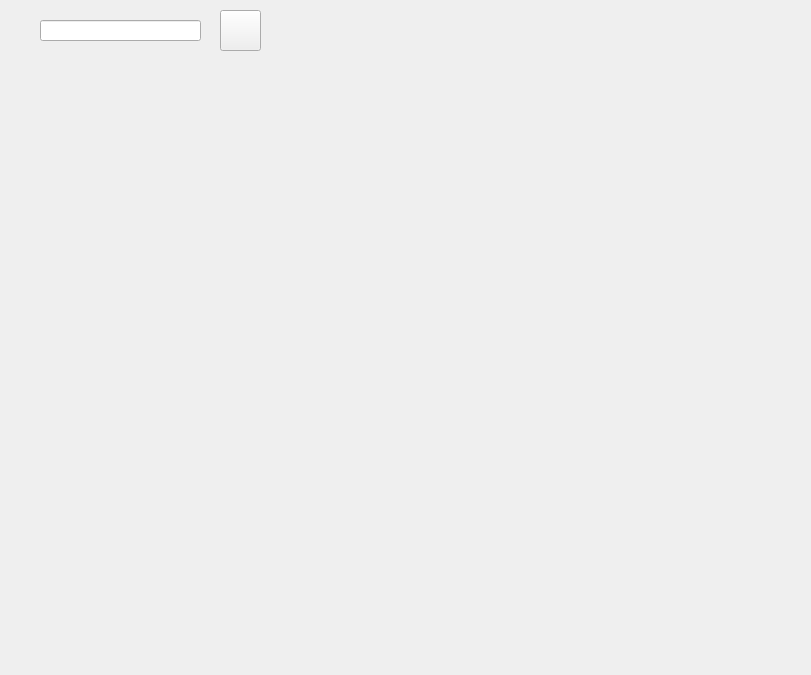
Qt form weather.ui (sisanwu12/QT-project) before a commit.
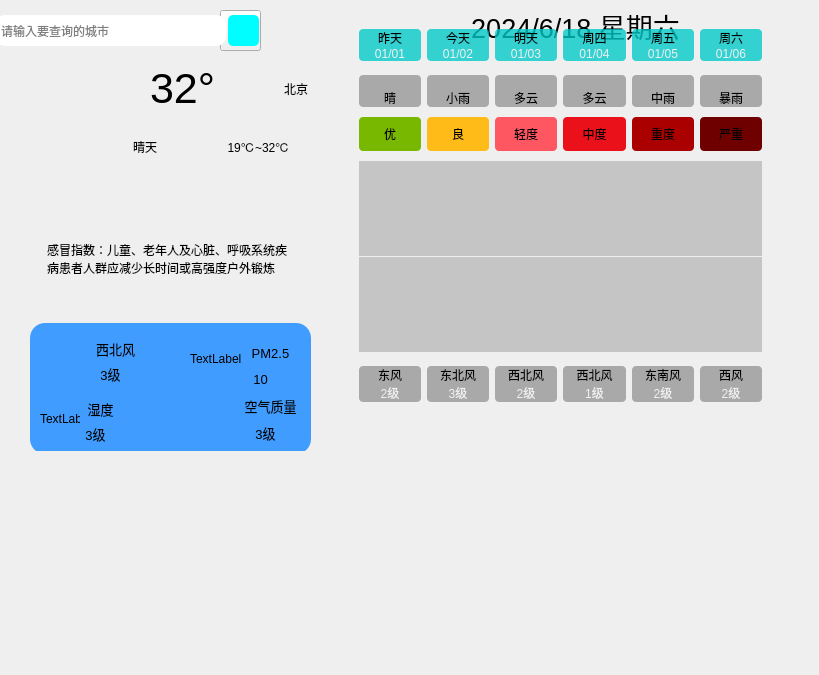
The same form after that commit. Icons and pictures are not drawn.

The edit to the form file:
```diff
--- a/weather.ui
+++ b/weather.ui
@@ -6,7 +6,7 @@
    <rect>
     <x>0</x>
     <y>0</y>
-    <width>811</width>
+    <width>819</width>
     <height>675</height>
    </rect>
   </property>
@@ -36,6 +36,1241 @@
     <string/>
    </property>
   </widget>
+  <widget class="QWidget" name="widget" native="true">
+   <property name="geometry">
+    <rect>
+     <x>-10</x>
+     <y>0</y>
+     <width>831</width>
+     <height>701</height>
+    </rect>
+   </property>
+   <property name="styleSheet">
+    <string notr="true">QWidget#widget{
+	border-image: url(:/res/background.png);
+}
+</string>
+   </property>
+   <widget class="QWidget" name="widget_24" native="true">
+    <property name="geometry">
+     <rect>
+      <x>0</x>
+      <y>0</y>
+      <width>811</width>
+      <height>51</height>
+     </rect>
+    </property>
+    <widget class="QLabel" name="lbDate_4">
+     <property name="geometry">
+      <rect>
+       <x>380</x>
+       <y>5</y>
+       <width>411</width>
+       <height>41</height>
+      </rect>
+     </property>
+     <property name="font">
+      <font>
+       <family>Arial</family>
+       <pointsize>20</pointsize>
+       <bold>false</bold>
+       <kerning>true</kerning>
+      </font>
+     </property>
+     <property name="text">
+      <string>2024/6/18 星期六</string>
+     </property>
+     <property name="alignment">
+      <set>Qt::AlignCenter</set>
+     </property>
+     <property name="openExternalLinks">
+      <bool>false</bool>
+     </property>
+    </widget>
+    <widget class="QLineEdit" name="leCity_4">
+     <property name="geometry">
+      <rect>
+       <x>5</x>
+       <y>15</y>
+       <width>231</width>
+       <height>31</height>
+      </rect>
+     </property>
+     <property name="styleSheet">
+      <string notr="true">background-color: rgba(255, 255, 255, 255);
+border-radius:10px;
+padding:2px 4px</string>
+     </property>
+     <property name="placeholderText">
+      <string>请输入要查询的城市</string>
+     </property>
+    </widget>
+    <widget class="QPushButton" name="btnSearch_4">
+     <property name="geometry">
+      <rect>
+       <x>238</x>
+       <y>15</y>
+       <width>31</width>
+       <height>31</height>
+      </rect>
+     </property>
+     <property name="styleSheet">
+      <string notr="true">border-radius:5px;
+background-color: rgb(0, 253, 255);</string>
+     </property>
+     <property name="text">
+      <string/>
+     </property>
+     <property name="icon">
+      <iconset resource="C:/Users/吴伟城/Desktop/weather/main.qrc">
+       <normaloff>:/res/search.png</normaloff>:/res/search.png</iconset>
+     </property>
+    </widget>
+   </widget>
+   <widget class="QWidget" name="widget_25" native="true">
+    <property name="geometry">
+     <rect>
+      <x>40</x>
+      <y>200</y>
+      <width>342</width>
+      <height>251</height>
+     </rect>
+    </property>
+    <widget class="QLabel" name="lbGaoMao_4">
+     <property name="geometry">
+      <rect>
+       <x>17</x>
+       <y>43</y>
+       <width>241</width>
+       <height>31</height>
+      </rect>
+     </property>
+     <property name="text">
+      <string>感冒指数：儿童、老年人及心脏、呼吸系统疾病患者人群应减少长时间或高强度户外锻炼</string>
+     </property>
+     <property name="wordWrap">
+      <bool>true</bool>
+     </property>
+    </widget>
+    <widget class="QWidget" name="widget_26" native="true">
+     <property name="geometry">
+      <rect>
+       <x>0</x>
+       <y>123</y>
+       <width>281</width>
+       <height>131</height>
+      </rect>
+     </property>
+     <property name="styleSheet">
+      <string notr="true">background-color: rgb(65, 156, 255);
+border-radius: 15px</string>
+     </property>
+     <widget class="QLabel" name="lblQualityTitle_4">
+      <property name="geometry">
+       <rect>
+        <x>210</x>
+        <y>73</y>
+        <width>61</width>
+        <height>20</height>
+       </rect>
+      </property>
+      <property name="font">
+       <font>
+        <pointsize>10</pointsize>
+       </font>
+      </property>
+      <property name="text">
+       <string>空气质量</string>
+      </property>
+      <property name="alignment">
+       <set>Qt::AlignCenter</set>
+      </property>
+     </widget>
+     <widget class="QLabel" name="label">
+      <property name="geometry">
+       <rect>
+        <x>160</x>
+        <y>10</y>
+        <width>51</width>
+        <height>51</height>
+       </rect>
+      </property>
+      <property name="text">
+       <string>TextLabel</string>
+      </property>
+     </widget>
+     <widget class="QLabel" name="label_2">
+      <property name="geometry">
+       <rect>
+        <x>10</x>
+        <y>80</y>
+        <width>40</width>
+        <height>31</height>
+       </rect>
+      </property>
+      <property name="text">
+       <string>TextLabel</string>
+      </property>
+     </widget>
+     <widget class="QLabel" name="label_3">
+      <property name="geometry">
+       <rect>
+        <x>10</x>
+        <y>20</y>
+        <width>40</width>
+        <height>41</height>
+       </rect>
+      </property>
+      <property name="styleSheet">
+       <string notr="true">image: url(:/wind.png);</string>
+      </property>
+      <property name="text">
+       <string/>
+      </property>
+     </widget>
+     <widget class="QLabel" name="lbPm25Title_4">
+      <property name="geometry">
+       <rect>
+        <x>220</x>
+        <y>20</y>
+        <width>41</width>
+        <height>20</height>
+       </rect>
+      </property>
+      <property name="font">
+       <font>
+        <pointsize>10</pointsize>
+       </font>
+      </property>
+      <property name="text">
+       <string>PM2.5</string>
+      </property>
+      <property name="alignment">
+       <set>Qt::AlignCenter</set>
+      </property>
+     </widget>
+     <widget class="QLabel" name="lbPm25_4">
+      <property name="geometry">
+       <rect>
+        <x>220</x>
+        <y>46</y>
+        <width>21</width>
+        <height>20</height>
+       </rect>
+      </property>
+      <property name="font">
+       <font>
+        <pointsize>10</pointsize>
+       </font>
+      </property>
+      <property name="text">
+       <string>10</string>
+      </property>
+      <property name="alignment">
+       <set>Qt::AlignCenter</set>
+      </property>
+     </widget>
+     <widget class="QLabel" name="lbWindFl_4">
+      <property name="geometry">
+       <rect>
+        <x>70</x>
+        <y>40</y>
+        <width>21</width>
+        <height>21</height>
+       </rect>
+      </property>
+      <property name="font">
+       <font>
+        <pointsize>10</pointsize>
+       </font>
+      </property>
+      <property name="text">
+       <string>3级</string>
+      </property>
+      <property name="alignment">
+       <set>Qt::AlignCenter</set>
+      </property>
+     </widget>
+     <widget class="QLabel" name="lbWindFx_4">
+      <property name="geometry">
+       <rect>
+        <x>60</x>
+        <y>10</y>
+        <width>51</width>
+        <height>31</height>
+       </rect>
+      </property>
+      <property name="font">
+       <font>
+        <pointsize>10</pointsize>
+       </font>
+      </property>
+      <property name="text">
+       <string>西北风</string>
+      </property>
+      <property name="alignment">
+       <set>Qt::AlignCenter</set>
+      </property>
+     </widget>
+     <widget class="QLabel" name="lbShiDu_4">
+      <property name="geometry">
+       <rect>
+        <x>50</x>
+        <y>100</y>
+        <width>31</width>
+        <height>21</height>
+       </rect>
+      </property>
+      <property name="font">
+       <font>
+        <pointsize>10</pointsize>
+       </font>
+      </property>
+      <property name="text">
+       <string>3级</string>
+      </property>
+      <property name="alignment">
+       <set>Qt::AlignCenter</set>
+      </property>
+     </widget>
+     <widget class="QLabel" name="lbShiDuTitle_4">
+      <property name="geometry">
+       <rect>
+        <x>50</x>
+        <y>76</y>
+        <width>41</width>
+        <height>20</height>
+       </rect>
+      </property>
+      <property name="font">
+       <font>
+        <pointsize>10</pointsize>
+       </font>
+      </property>
+      <property name="text">
+       <string>湿度</string>
+      </property>
+      <property name="alignment">
+       <set>Qt::AlignCenter</set>
+      </property>
+     </widget>
+     <widget class="QLabel" name="lblQuality_4">
+      <property name="geometry">
+       <rect>
+        <x>220</x>
+        <y>100</y>
+        <width>31</width>
+        <height>20</height>
+       </rect>
+      </property>
+      <property name="font">
+       <font>
+        <pointsize>10</pointsize>
+       </font>
+      </property>
+      <property name="text">
+       <string>3级</string>
+      </property>
+      <property name="alignment">
+       <set>Qt::AlignCenter</set>
+      </property>
+     </widget>
+    </widget>
+   </widget>
+   <widget class="QWidget" name="widget_27" native="true">
+    <property name="geometry">
+     <rect>
+      <x>20</x>
+      <y>60</y>
+      <width>320</width>
+      <height>120</height>
+     </rect>
+    </property>
+    <widget class="QLabel" name="lbTypeIcon_4">
+     <property name="geometry">
+      <rect>
+       <x>10</x>
+       <y>10</y>
+       <width>81</width>
+       <height>81</height>
+      </rect>
+     </property>
+     <property name="text">
+      <string/>
+     </property>
+     <property name="pixmap">
+      <pixmap resource="C:/Users/吴伟城/Desktop/weather/main.qrc">:/res/type/Qing.png</pixmap>
+     </property>
+     <property name="scaledContents">
+      <bool>true</bool>
+     </property>
+     <property name="alignment">
+      <set>Qt::AlignCenter</set>
+     </property>
+    </widget>
+    <widget class="QWidget" name="layoutWidget_4">
+     <property name="geometry">
+      <rect>
+       <x>100</x>
+       <y>0</y>
+       <width>221</width>
+       <height>115</height>
+      </rect>
+     </property>
+     <layout class="QGridLayout" name="gridLayout_17" rowminimumheight="0,0">
+      <property name="sizeConstraint">
+       <enum>QLayout::SetNoConstraint</enum>
+      </property>
+      <property name="verticalSpacing">
+       <number>1</number>
+      </property>
+      <item row="1" column="0">
+       <widget class="QLabel" name="lbType_4">
+        <property name="layoutDirection">
+         <enum>Qt::LeftToRight</enum>
+        </property>
+        <property name="text">
+         <string>晴天</string>
+        </property>
+        <property name="alignment">
+         <set>Qt::AlignCenter</set>
+        </property>
+       </widget>
+      </item>
+      <item row="1" column="1" colspan="2">
+       <widget class="QLabel" name="lbLowHigh_4">
+        <property name="text">
+         <string>19℃~32℃</string>
+        </property>
+        <property name="alignment">
+         <set>Qt::AlignCenter</set>
+        </property>
+       </widget>
+      </item>
+      <item row="0" column="2">
+       <widget class="QLabel" name="lbCity_4">
+        <property name="text">
+         <string>北京</string>
+        </property>
+        <property name="alignment">
+         <set>Qt::AlignCenter</set>
+        </property>
+       </widget>
+      </item>
+      <item row="0" column="0" colspan="2">
+       <widget class="QLabel" name="lbTemp_4">
+        <property name="font">
+         <font>
+          <pointsize>32</pointsize>
+         </font>
+        </property>
+        <property name="text">
+         <string>32°</string>
+        </property>
+        <property name="alignment">
+         <set>Qt::AlignCenter</set>
+        </property>
+       </widget>
+      </item>
+     </layout>
+    </widget>
+   </widget>
+   <widget class="QWidget" name="widget_28" native="true">
+    <property name="geometry">
+     <rect>
+      <x>360</x>
+      <y>20</y>
+      <width>421</width>
+      <height>391</height>
+     </rect>
+    </property>
+    <layout class="QVBoxLayout" name="verticalLayout_27">
+     <property name="spacing">
+      <number>0</number>
+     </property>
+     <item>
+      <widget class="QWidget" name="widget_29" native="true">
+       <property name="styleSheet">
+        <string notr="true">QLabel {
+	background-color: rgba(0, 200, 200, 200);
+	border-radius: 4px;
+}</string>
+       </property>
+       <layout class="QGridLayout" name="gridLayout_18">
+        <property name="horizontalSpacing">
+         <number>6</number>
+        </property>
+        <property name="verticalSpacing">
+         <number>0</number>
+        </property>
+        <item row="0" column="0">
+         <widget class="QLabel" name="lblWeek0_4">
+          <property name="styleSheet">
+           <string notr="true">border-bottom-left-radius: 0px;
+border-bottom-right-radius: 0px;</string>
+          </property>
+          <property name="text">
+           <string>昨天</string>
+          </property>
+          <property name="alignment">
+           <set>Qt::AlignCenter</set>
+          </property>
+         </widget>
+        </item>
+        <item row="0" column="1">
+         <widget class="QLabel" name="lblWeek1_4">
+          <property name="styleSheet">
+           <string notr="true">border-bottom-left-radius: 0px;
+border-bottom-right-radius: 0px;</string>
+          </property>
+          <property name="text">
+           <string>今天</string>
+          </property>
+          <property name="alignment">
+           <set>Qt::AlignCenter</set>
+          </property>
+         </widget>
+        </item>
+        <item row="0" column="2">
+         <widget class="QLabel" name="lblWeek2_4">
+          <property name="styleSheet">
+           <string notr="true">border-bottom-left-radius: 0px;
+border-bottom-right-radius: 0px;</string>
+          </property>
+          <property name="text">
+           <string>明天</string>
+          </property>
+          <property name="alignment">
+           <set>Qt::AlignCenter</set>
+          </property>
+         </widget>
+        </item>
+        <item row="0" column="3">
+         <widget class="QLabel" name="lblWeek3_4">
+          <property name="styleSheet">
+           <string notr="true">border-bottom-left-radius: 0px;
+border-bottom-right-radius: 0px;</string>
+          </property>
+          <property name="text">
+           <string>周四</string>
+          </property>
+          <property name="alignment">
+           <set>Qt::AlignCenter</set>
+          </property>
+         </widget>
+        </item>
+        <item row="0" column="4">
+         <widget class="QLabel" name="lblWeek4_4">
+          <property name="styleSheet">
+           <string notr="true">border-bottom-left-radius: 0px;
+border-bottom-right-radius: 0px;</string>
+          </property>
+          <property name="text">
+           <string>周五</string>
+          </property>
+          <property name="alignment">
+           <set>Qt::AlignCenter</set>
+          </property>
+         </widget>
+        </item>
+        <item row="0" column="5">
+         <widget class="QLabel" name="lblWeek5_4">
+          <property name="styleSheet">
+           <string notr="true">border-bottom-left-radius: 0px;
+border-bottom-right-radius: 0px;</string>
+          </property>
+          <property name="text">
+           <string>周六</string>
+          </property>
+          <property name="alignment">
+           <set>Qt::AlignCenter</set>
+          </property>
+         </widget>
+        </item>
+        <item row="1" column="0">
+         <widget class="QLabel" name="lblDate0_4">
+          <property name="styleSheet">
+           <string notr="true">border-top-left-radius: 0px;
+border-top-right-radius: 0px;
+color: rgb(240, 240, 240);</string>
+          </property>
+          <property name="text">
+           <string>01/01</string>
+          </property>
+          <property name="alignment">
+           <set>Qt::AlignCenter</set>
+          </property>
+         </widget>
+        </item>
+        <item row="1" column="1">
+         <widget class="QLabel" name="lblDate1_4">
+          <property name="styleSheet">
+           <string notr="true">border-top-left-radius: 0px;
+border-top-right-radius: 0px;
+color: rgb(240, 240, 240);</string>
+          </property>
+          <property name="text">
+           <string>01/02</string>
+          </property>
+          <property name="alignment">
+           <set>Qt::AlignCenter</set>
+          </property>
+         </widget>
+        </item>
+        <item row="1" column="2">
+         <widget class="QLabel" name="lblDate2_4">
+          <property name="styleSheet">
+           <string notr="true">border-top-left-radius: 0px;
+border-top-right-radius: 0px;
+color: rgb(240, 240, 240);</string>
+          </property>
+          <property name="text">
+           <string>01/03</string>
+          </property>
+          <property name="alignment">
+           <set>Qt::AlignCenter</set>
+          </property>
+         </widget>
+        </item>
+        <item row="1" column="3">
+         <widget class="QLabel" name="lblDate3_4">
+          <property name="styleSheet">
+           <string notr="true">border-top-left-radius: 0px;
+border-top-right-radius: 0px;
+color: rgb(240, 240, 240);</string>
+          </property>
+          <property name="text">
+           <string>01/04</string>
+          </property>
+          <property name="alignment">
+           <set>Qt::AlignCenter</set>
+          </property>
+         </widget>
+        </item>
+        <item row="1" column="4">
+         <widget class="QLabel" name="lblDate4_4">
+          <property name="styleSheet">
+           <string notr="true">border-top-left-radius: 0px;
+border-top-right-radius: 0px;
+color: rgb(240, 240, 240);</string>
+          </property>
+          <property name="text">
+           <string>01/05</string>
+          </property>
+          <property name="alignment">
+           <set>Qt::AlignCenter</set>
+          </property>
+         </widget>
+        </item>
+        <item row="1" column="5">
+         <widget class="QLabel" name="lblDate5_4">
+          <property name="styleSheet">
+           <string notr="true">border-top-left-radius: 0px;
+border-top-right-radius: 0px;
+color: rgb(240, 240, 240);</string>
+          </property>
+          <property name="text">
+           <string>01/06</string>
+          </property>
+          <property name="alignment">
+           <set>Qt::AlignCenter</set>
+          </property>
+         </widget>
+        </item>
+       </layout>
+      </widget>
+     </item>
+     <item>
+      <widget class="QWidget" name="widget_30" native="true">
+       <property name="styleSheet">
+        <string notr="true">QLabel {
+	background-color: rgba(60, 60, 60, 100);
+	border-radius: 4px;
+}</string>
+       </property>
+       <layout class="QGridLayout" name="gridLayout_19">
+        <property name="topMargin">
+         <number>5</number>
+        </property>
+        <property name="bottomMargin">
+         <number>5</number>
+        </property>
+        <property name="verticalSpacing">
+         <number>0</number>
+        </property>
+        <item row="0" column="0">
+         <widget class="QLabel" name="lblTypeIcon0_4">
+          <property name="minimumSize">
+           <size>
+            <width>0</width>
+            <height>0</height>
+           </size>
+          </property>
+          <property name="maximumSize">
+           <size>
+            <width>1000</width>
+            <height>1000</height>
+           </size>
+          </property>
+          <property name="styleSheet">
+           <string notr="true">border-bottom-left-radius: 0px;
+border-bottom-right-radius: 0px;</string>
+          </property>
+          <property name="text">
+           <string/>
+          </property>
+          <property name="pixmap">
+           <pixmap resource="C:/Users/吴伟城/Desktop/weather/main.qrc">:/res/type/Qing.png</pixmap>
+          </property>
+          <property name="alignment">
+           <set>Qt::AlignCenter</set>
+          </property>
+         </widget>
+        </item>
+        <item row="0" column="4">
+         <widget class="QLabel" name="lblTypeIcon4_4">
+          <property name="styleSheet">
+           <string notr="true">border-bottom-left-radius: 0px;
+border-bottom-right-radius: 0px;</string>
+          </property>
+          <property name="text">
+           <string/>
+          </property>
+          <property name="pixmap">
+           <pixmap resource="C:/Users/吴伟城/Desktop/weather/main.qrc">:/res/type/ZhongYu.png</pixmap>
+          </property>
+          <property name="alignment">
+           <set>Qt::AlignCenter</set>
+          </property>
+         </widget>
+        </item>
+        <item row="0" column="2">
+         <widget class="QLabel" name="lblTypeIcon2_4">
+          <property name="styleSheet">
+           <string notr="true">border-bottom-left-radius: 0px;
+border-bottom-right-radius: 0px;</string>
+          </property>
+          <property name="text">
+           <string/>
+          </property>
+          <property name="pixmap">
+           <pixmap resource="C:/Users/吴伟城/Desktop/weather/main.qrc">:/res/type/DuoYun.png</pixmap>
+          </property>
+          <property name="alignment">
+           <set>Qt::AlignCenter</set>
+          </property>
+         </widget>
+        </item>
+        <item row="0" column="1">
+         <widget class="QLabel" name="lblTypeIcon1_4">
+          <property name="styleSheet">
+           <string notr="true">border-bottom-left-radius: 0px;
+border-bottom-right-radius: 0px;</string>
+          </property>
+          <property name="text">
+           <string/>
+          </property>
+          <property name="pixmap">
+           <pixmap resource="C:/Users/吴伟城/Desktop/weather/main.qrc">:/res/type/XiaoYu.png</pixmap>
+          </property>
+          <property name="alignment">
+           <set>Qt::AlignCenter</set>
+          </property>
+         </widget>
+        </item>
+        <item row="0" column="3">
+         <widget class="QLabel" name="lblTypeIcon3_4">
+          <property name="styleSheet">
+           <string notr="true">border-bottom-left-radius: 0px;
+border-bottom-right-radius: 0px;</string>
+          </property>
+          <property name="text">
+           <string/>
+          </property>
+          <property name="pixmap">
+           <pixmap resource="C:/Users/吴伟城/Desktop/weather/main.qrc">:/res/type/DuoYun.png</pixmap>
+          </property>
+          <property name="alignment">
+           <set>Qt::AlignCenter</set>
+          </property>
+         </widget>
+        </item>
+        <item row="1" column="5">
+         <widget class="QLabel" name="lblType5_4">
+          <property name="styleSheet">
+           <string notr="true">border-top-left-radius: 0px;
+border-top-right-radius: 0px;</string>
+          </property>
+          <property name="text">
+           <string>暴雨</string>
+          </property>
+          <property name="alignment">
+           <set>Qt::AlignCenter</set>
+          </property>
+         </widget>
+        </item>
+        <item row="1" column="3">
+         <widget class="QLabel" name="lblType3_4">
+          <property name="styleSheet">
+           <string notr="true">border-top-left-radius: 0px;
+border-top-right-radius: 0px;</string>
+          </property>
+          <property name="text">
+           <string>多云</string>
+          </property>
+          <property name="alignment">
+           <set>Qt::AlignCenter</set>
+          </property>
+         </widget>
+        </item>
+        <item row="1" column="2">
+         <widget class="QLabel" name="lblType2_4">
+          <property name="styleSheet">
+           <string notr="true">border-top-left-radius: 0px;
+border-top-right-radius: 0px;</string>
+          </property>
+          <property name="text">
+           <string>多云</string>
+          </property>
+          <property name="alignment">
+           <set>Qt::AlignCenter</set>
+          </property>
+         </widget>
+        </item>
+        <item row="1" column="0">
+         <widget class="QLabel" name="lblType0_4">
+          <property name="styleSheet">
+           <string notr="true">border-top-left-radius: 0px;
+border-top-right-radius: 0px;</string>
+          </property>
+          <property name="text">
+           <string>晴</string>
+          </property>
+          <property name="alignment">
+           <set>Qt::AlignCenter</set>
+          </property>
+         </widget>
+        </item>
+        <item row="1" column="1">
+         <widget class="QLabel" name="lblType1_4">
+          <property name="styleSheet">
+           <string notr="true">border-top-left-radius: 0px;
+border-top-right-radius: 0px;</string>
+          </property>
+          <property name="text">
+           <string>小雨</string>
+          </property>
+          <property name="alignment">
+           <set>Qt::AlignCenter</set>
+          </property>
+         </widget>
+        </item>
+        <item row="0" column="5">
+         <widget class="QLabel" name="lblTypeIcon5_4">
+          <property name="styleSheet">
+           <string notr="true">border-bottom-left-radius: 0px;
+border-bottom-right-radius: 0px;</string>
+          </property>
+          <property name="text">
+           <string/>
+          </property>
+          <property name="pixmap">
+           <pixmap resource="C:/Users/吴伟城/Desktop/weather/main.qrc">:/res/type/BaoYu.png</pixmap>
+          </property>
+          <property name="alignment">
+           <set>Qt::AlignCenter</set>
+          </property>
+         </widget>
+        </item>
+        <item row="1" column="4">
+         <widget class="QLabel" name="lblType4_4">
+          <property name="styleSheet">
+           <string notr="true">border-top-left-radius: 0px;
+border-top-right-radius: 0px;</string>
+          </property>
+          <property name="text">
+           <string>中雨</string>
+          </property>
+          <property name="alignment">
+           <set>Qt::AlignCenter</set>
+          </property>
+         </widget>
+        </item>
+       </layout>
+      </widget>
+     </item>
+     <item>
+      <widget class="QWidget" name="widget_31" native="true">
+       <property name="styleSheet">
+        <string notr="true">border-radius: 4px</string>
+       </property>
+       <layout class="QHBoxLayout" name="horizontalLayout_23">
+        <property name="topMargin">
+         <number>5</number>
+        </property>
+        <property name="bottomMargin">
+         <number>5</number>
+        </property>
+        <item>
+         <widget class="QLabel" name="lblQuality0_4">
+          <property name="styleSheet">
+           <string notr="true">background-color: rgb(121, 184, 0);
+padding:8px;</string>
+          </property>
+          <property name="text">
+           <string>优</string>
+          </property>
+          <property name="alignment">
+           <set>Qt::AlignCenter</set>
+          </property>
+         </widget>
+        </item>
+        <item>
+         <widget class="QLabel" name="lblQuality1_4">
+          <property name="styleSheet">
+           <string notr="true">background-color: rgb(255, 187, 23);</string>
+          </property>
+          <property name="text">
+           <string>良</string>
+          </property>
+          <property name="alignment">
+           <set>Qt::AlignCenter</set>
+          </property>
+         </widget>
+        </item>
+        <item>
+         <widget class="QLabel" name="lblQuality2_4">
+          <property name="styleSheet">
+           <string notr="true">background-color: rgb(255, 87, 97);</string>
+          </property>
+          <property name="text">
+           <string>轻度</string>
+          </property>
+          <property name="alignment">
+           <set>Qt::AlignCenter</set>
+          </property>
+         </widget>
+        </item>
+        <item>
+         <widget class="QLabel" name="lblQuality3_4">
+          <property name="styleSheet">
+           <string notr="true">background-color: rgb(235, 17, 27);</string>
+          </property>
+          <property name="text">
+           <string>中度</string>
+          </property>
+          <property name="alignment">
+           <set>Qt::AlignCenter</set>
+          </property>
+         </widget>
+        </item>
+        <item>
+         <widget class="QLabel" name="lblQuality4_4">
+          <property name="styleSheet">
+           <string notr="true">background-color: rgb(170, 0, 0);</string>
+          </property>
+          <property name="text">
+           <string>重度</string>
+          </property>
+          <property name="alignment">
+           <set>Qt::AlignCenter</set>
+          </property>
+         </widget>
+        </item>
+        <item>
+         <widget class="QLabel" name="lblQuality5_4">
+          <property name="styleSheet">
+           <string notr="true">background-color: rgb(110, 0, 0);</string>
+          </property>
+          <property name="text">
+           <string>严重</string>
+          </property>
+          <property name="alignment">
+           <set>Qt::AlignCenter</set>
+          </property>
+         </widget>
+        </item>
+       </layout>
+      </widget>
+     </item>
+     <item>
+      <widget class="QWidget" name="widget_32" native="true">
+       <property name="sizePolicy">
+        <sizepolicy hsizetype="Expanding" vsizetype="Expanding">
+         <horstretch>0</horstretch>
+         <verstretch>0</verstretch>
+        </sizepolicy>
+       </property>
+       <layout class="QVBoxLayout" name="verticalLayout_28">
+        <property name="spacing">
+         <number>1</number>
+        </property>
+        <property name="sizeConstraint">
+         <enum>QLayout::SetDefaultConstraint</enum>
+        </property>
+        <property name="topMargin">
+         <number>5</number>
+        </property>
+        <property name="bottomMargin">
+         <number>5</number>
+        </property>
+        <item>
+         <widget class="QLabel" name="lblHighCurve_4">
+          <property name="sizePolicy">
+           <sizepolicy hsizetype="Expanding" vsizetype="Expanding">
+            <horstretch>0</horstretch>
+            <verstretch>0</verstretch>
+           </sizepolicy>
+          </property>
+          <property name="minimumSize">
+           <size>
+            <width>0</width>
+            <height>0</height>
+           </size>
+          </property>
+          <property name="maximumSize">
+           <size>
+            <width>10000</width>
+            <height>10000</height>
+           </size>
+          </property>
+          <property name="styleSheet">
+           <string notr="true">background-color: rgba(60, 60, 60,60);</string>
+          </property>
+          <property name="text">
+           <string/>
+          </property>
+          <property name="alignment">
+           <set>Qt::AlignCenter</set>
+          </property>
+         </widget>
+        </item>
+        <item>
+         <widget class="QLabel" name="lblLowCurve_4">
+          <property name="sizePolicy">
+           <sizepolicy hsizetype="Expanding" vsizetype="Expanding">
+            <horstretch>0</horstretch>
+            <verstretch>0</verstretch>
+           </sizepolicy>
+          </property>
+          <property name="minimumSize">
+           <size>
+            <width>0</width>
+            <height>0</height>
+           </size>
+          </property>
+          <property name="maximumSize">
+           <size>
+            <width>10000</width>
+            <height>10000</height>
+           </size>
+          </property>
+          <property name="styleSheet">
+           <string notr="true">background-color: rgba(60, 60, 60,60);</string>
+          </property>
+          <property name="text">
+           <string/>
+          </property>
+          <property name="alignment">
+           <set>Qt::AlignCenter</set>
+          </property>
+         </widget>
+        </item>
+       </layout>
+      </widget>
+     </item>
+     <item>
+      <widget class="QWidget" name="widget_33" native="true">
+       <property name="styleSheet">
+        <string notr="true">QLabel {
+	background-color: rgba(60, 60, 60, 100);
+	border-radius: 4px;
+}</string>
+       </property>
+       <layout class="QGridLayout" name="gridLayout_20">
+        <property name="verticalSpacing">
+         <number>0</number>
+        </property>
+        <item row="0" column="0">
+         <widget class="QLabel" name="lblFx0_4">
+          <property name="styleSheet">
+           <string notr="true">border-bottom-left-radius: 0px;
+border-bottom-right-radius: 0px;</string>
+          </property>
+          <property name="text">
+           <string>东风</string>
+          </property>
+          <property name="alignment">
+           <set>Qt::AlignCenter</set>
+          </property>
+         </widget>
+        </item>
+        <item row="0" column="1">
+         <widget class="QLabel" name="lblFx1_4">
+          <property name="styleSheet">
+           <string notr="true">border-bottom-left-radius: 0px;
+border-bottom-right-radius: 0px;</string>
+          </property>
+          <property name="text">
+           <string>东北风</string>
+          </property>
+          <property name="alignment">
+           <set>Qt::AlignCenter</set>
+          </property>
+         </widget>
+        </item>
+        <item row="0" column="2">
+         <widget class="QLabel" name="lblFx2_4">
+          <property name="styleSheet">
+           <string notr="true">border-bottom-left-radius: 0px;
+border-bottom-right-radius: 0px;</string>
+          </property>
+          <property name="text">
+           <string>西北风</string>
+          </property>
+          <property name="alignment">
+           <set>Qt::AlignCenter</set>
+          </property>
+         </widget>
+        </item>
+        <item row="0" column="3">
+         <widget class="QLabel" name="lblFx3_4">
+          <property name="styleSheet">
+           <string notr="true">border-bottom-left-radius: 0px;
+border-bottom-right-radius: 0px;</string>
+          </property>
+          <property name="text">
+           <string>西北风</string>
+          </property>
+          <property name="alignment">
+           <set>Qt::AlignCenter</set>
+          </property>
+         </widget>
+        </item>
+        <item row="0" column="4">
+         <widget class="QLabel" name="lblFx4_4">
+          <property name="styleSheet">
+           <string notr="true">border-bottom-left-radius: 0px;
+border-bottom-right-radius: 0px;</string>
+          </property>
+          <property name="text">
+           <string>东南风</string>
+          </property>
+          <property name="alignment">
+           <set>Qt::AlignCenter</set>
+          </property>
+         </widget>
+        </item>
+        <item row="0" column="5">
+         <widget class="QLabel" name="lblFx5_4">
+          <property name="styleSheet">
+           <string notr="true">border-bottom-left-radius: 0px;
+border-bottom-right-radius: 0px;</string>
+          </property>
+          <property name="text">
+           <string>西风</string>
+          </property>
+          <property name="alignment">
+           <set>Qt::AlignCenter</set>
+          </property>
+         </widget>
+        </item>
+        <item row="1" column="0">
+         <widget class="QLabel" name="lblFl0_4">
+          <property name="styleSheet">
+           <string notr="true">border-top-left-radius: 0px;
+border-top-right-radius: 0px;
+color: rgb(240, 240, 240);</string>
+          </property>
+          <property name="text">
+           <string>2级</string>
+          </property>
+          <property name="alignment">
+           <set>Qt::AlignCenter</set>
+          </property>
+         </widget>
+        </item>
+        <item row="1" column="1">
+         <widget class="QLabel" name="lblFl1_4">
+          <property name="styleSheet">
+           <string notr="true">border-top-left-radius: 0px;
+border-top-right-radius: 0px;
+color: rgb(240, 240, 240);</string>
+          </property>
+          <property name="text">
+           <string>3级</string>
+          </property>
+          <property name="alignment">
+           <set>Qt::AlignCenter</set>
+          </property>
+         </widget>
+        </item>
+        <item row="1" column="2">
+         <widget class="QLabel" name="lblFl2_4">
+          <property name="styleSheet">
+           <string notr="true">border-top-left-radius: 0px;
+border-top-right-radius: 0px;
+color: rgb(240, 240, 240);</string>
+          </property>
+          <property name="text">
+           <string>2级</string>
+          </property>
+          <property name="alignment">
+           <set>Qt::AlignCenter</set>
+          </property>
+         </widget>
+        </item>
+        <item row="1" column="3">
+         <widget class="QLabel" name="lblFl3_4">
+          <property name="styleSheet">
+           <string notr="true">border-top-left-radius: 0px;
+border-top-right-radius: 0px;
+color: rgb(240, 240, 240);</string>
+          </property>
+          <property name="text">
+           <string>1级</string>
+          </property>
+          <property name="alignment">
+           <set>Qt::AlignCenter</set>
+          </property>
+         </widget>
+        </item>
+        <item row="1" column="4">
+         <widget class="QLabel" name="lblFl4_4">
+          <property name="styleSheet">
+           <string notr="true">border-top-left-radius: 0px;
+border-top-right-radius: 0px;
+color: rgb(240, 240, 240);</string>
+          </property>
+          <property name="text">
+           <string>2级</string>
+          </property>
+          <property name="alignment">
+           <set>Qt::AlignCenter</set>
+          </property>
+         </widget>
+        </item>
+        <item row="1" column="5">
+         <widget class="QLabel" name="lblFl5_4">
+          <property name="styleSheet">
+           <string notr="true">border-top-left-radius: 0px;
+border-top-right-radius: 0px;
+color: rgb(240, 240, 240);</string>
+          </property>
+          <property name="text">
+           <string>2级</string>
+          </property>
+          <property name="alignment">
+           <set>Qt::AlignCenter</set>
+          </property>
+         </widget>
+        </item>
+       </layout>
+      </widget>
+     </item>
+    </layout>
+   </widget>
+  </widget>
  </widget>
  <resources/>
  <connections/>
```
Left out of the diff: 4 changed lines with no effect on the pictures.
